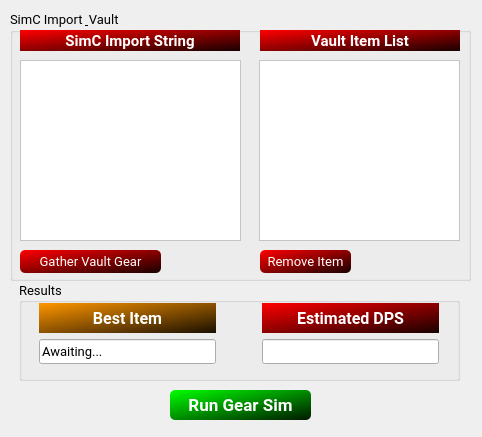
First picture: the form in simc_import.ui, repository aformagin/SimCTopVaultGear, before the edit.
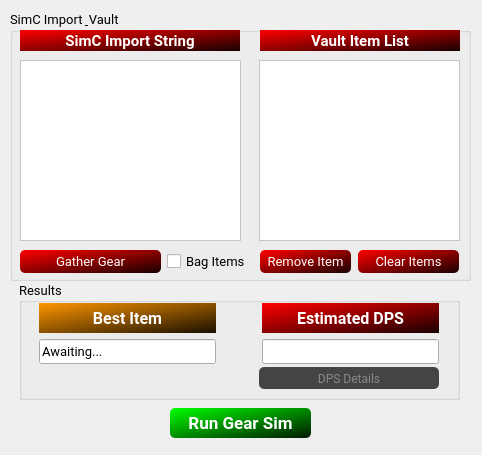
Second picture: the form after the edit.

Commit message: Add bag parsing, UI tweaks & DPS details

What changed in the file:
```diff
--- a/simc_import.ui
+++ b/simc_import.ui
@@ -10,7 +10,7 @@
     <x>0</x>
     <y>0</y>
     <width>482</width>
-    <height>437</height>
+    <height>455</height>
    </rect>
   </property>
   <property name="sizePolicy">
@@ -22,13 +22,13 @@
   <property name="minimumSize">
    <size>
     <width>482</width>
-    <height>437</height>
+    <height>455</height>
    </size>
   </property>
   <property name="maximumSize">
    <size>
     <width>482</width>
-    <height>437</height>
+    <height>455</height>
    </size>
   </property>
   <property name="font">
@@ -268,7 +268,20 @@
 </string>
      </property>
      <property name="text">
-      <string>Gather Vault Gear</string>
+      <string>Gather Gear</string>
+     </property>
+    </widget>
+    <widget class="QCheckBox" name="includeBagsCheckBox">
+     <property name="geometry">
+      <rect>
+       <x>157</x>
+       <y>241</y>
+       <width>90</width>
+       <height>21</height>
+      </rect>
+     </property>
+     <property name="text">
+      <string>Bag Items</string>
      </property>
     </widget>
     <widget class="QPushButton" name="removeItemBtn">
@@ -294,6 +307,29 @@
       <string>Remove Item</string>
      </property>
     </widget>
+    <widget class="QPushButton" name="clearItemsBtn">
+     <property name="geometry">
+      <rect>
+       <x>348</x>
+       <y>240</y>
+       <width>101</width>
+       <height>23</height>
+      </rect>
+     </property>
+     <property name="styleSheet">
+      <string notr="true">QPushButton {color: white;
+background:qlineargradient(spread:pad, x1:0, y1:0, x2:1, y2:1, stop:0 rgba(255, 0, 0, 255), stop:1 rgba(25, 0, 0, 255));
+border-radius: 5px;}
+QPushButton:hover:pressed {color: red;
+background:qlineargradient(spread:pad, x1:1, y1:0, x2:1, y2:1, stop:0 rgba(255, 0, 0, 255), stop:1 rgba(25, 0, 0, 255));
+border-radius: 5px;}
+
+</string>
+     </property>
+     <property name="text">
+      <string>Clear Items</string>
+     </property>
+    </widget>
    </widget>
    <widget class="QGroupBox" name="resultsGroupBox">
     <property name="geometry">
@@ -301,7 +337,7 @@
       <x>19</x>
       <y>280</y>
       <width>441</width>
-      <height>101</height>
+      <height>120</height>
      </rect>
     </property>
     <property name="font">
@@ -431,12 +467,49 @@
       </item>
      </layout>
     </widget>
+    <widget class="QPushButton" name="detailsBtn">
+     <property name="enabled">
+      <bool>false</bool>
+     </property>
+     <property name="geometry">
+      <rect>
+       <x>240</x>
+       <y>87</y>
+       <width>180</width>
+       <height>22</height>
+      </rect>
+     </property>
+     <property name="font">
+      <font>
+       <family>Roboto</family>
+       <pointsize>9</pointsize>
+       <weight>50</weight>
+       <bold>false</bold>
+      </font>
+     </property>
+     <property name="styleSheet">
+      <string notr="true">QPushButton {color: white;
+background:qlineargradient(spread:pad, x1:0, y1:0, x2:1, y2:1, stop:0 rgba(0, 120, 215, 255), stop:1 rgba(0, 40, 100, 255));
+border-radius: 5px;}
+QPushButton:disabled {color: #888;
+background: #444;
+border-radius: 5px;}
+QPushButton:hover:pressed {color: white;
+background:qlineargradient(spread:pad, x1:1, y1:0, x2:1, y2:1, stop:0 rgba(0, 40, 100, 255), stop:1 rgba(0, 40, 100, 255));
+border-radius: 5px;}
+
+</string>
+     </property>
+     <property name="text">
+      <string>DPS Details</string>
+     </property>
+    </widget>
    </widget>
    <widget class="QPushButton" name="runSimBtn">
     <property name="geometry">
      <rect>
       <x>170</x>
-      <y>390</y>
+      <y>408</y>
       <width>141</width>
       <height>30</height>
      </rect>
```
The commit also changes 3 other files.
